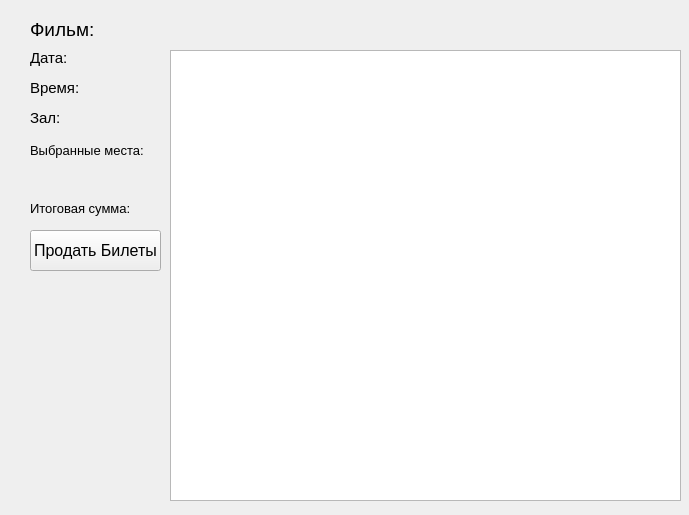
This is forms/ui files/UiSellWidget.ui in qodize/Ticket-System as Qt 5 draws it before an edit. The edited form follows.
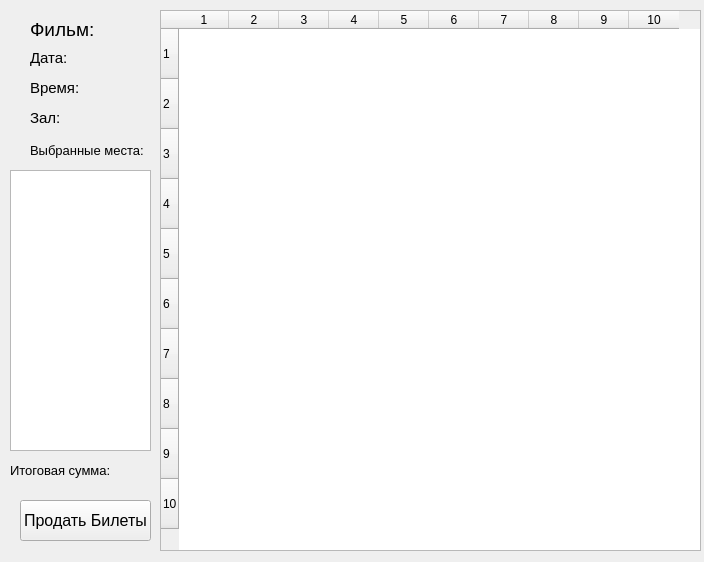
This is the edited form.

Commit message: Сделаны иконки сидений. Вместо QScrollArea и кнопок сделана QTableWidget. Полностью закончено окно SellWidget. Осталось сделать функцию для кнопки продать билеты и сделать вывод чека в pdf.

```diff
--- a/forms/ui files/UiSellWidget.ui
+++ b/forms/ui files/UiSellWidget.ui
@@ -6,8 +6,8 @@
    <rect>
     <x>0</x>
     <y>0</y>
-    <width>689</width>
-    <height>515</height>
+    <width>704</width>
+    <height>562</height>
    </rect>
   </property>
   <property name="windowTitle">
@@ -52,10 +52,10 @@
   <widget class="QLabel" name="total_cost_lb">
    <property name="geometry">
     <rect>
-     <x>30</x>
-     <y>200</y>
-     <width>131</width>
-     <height>16</height>
+     <x>10</x>
+     <y>460</y>
+     <width>151</width>
+     <height>21</height>
     </rect>
    </property>
    <property name="font">
@@ -88,8 +88,8 @@
   <widget class="QPushButton" name="sell_tickets_btn">
    <property name="geometry">
     <rect>
-     <x>30</x>
-     <y>230</y>
+     <x>20</x>
+     <y>500</y>
      <width>131</width>
      <height>41</height>
     </rect>
@@ -157,27 +157,83 @@
     <string>Зал:</string>
    </property>
   </widget>
-  <widget class="QLabel" name="chosen_seats_lb_2">
-   <property name="geometry">
-    <rect>
-     <x>30</x>
-     <y>170</y>
-     <width>141</width>
-     <height>21</height>
-    </rect>
-   </property>
-   <property name="text">
-    <string/>
-   </property>
-  </widget>
   <widget class="QTableWidget" name="seats_table">
    <property name="geometry">
     <rect>
-     <x>170</x>
-     <y>50</y>
-     <width>511</width>
-     <height>451</height>
+     <x>160</x>
+     <y>10</y>
+     <width>541</width>
+     <height>541</height>
     </rect>
+   </property>
+   <property name="baseSize">
+    <size>
+     <width>0</width>
+     <height>10</height>
+    </size>
+   </property>
+   <property name="editTriggers">
+    <set>QAbstractItemView::NoEditTriggers</set>
+   </property>
+   <property name="iconSize">
+    <size>
+     <width>50</width>
+     <height>50</height>
+    </size>
+   </property>
+   <property name="showGrid">
+    <bool>false</bool>
+   </property>
+   <property name="rowCount">
+    <number>10</number>
+   </property>
+   <property name="columnCount">
+    <number>10</number>
+   </property>
+   <attribute name="horizontalHeaderMinimumSectionSize">
+    <number>40</number>
+   </attribute>
+   <attribute name="horizontalHeaderDefaultSectionSize">
+    <number>50</number>
+   </attribute>
+   <attribute name="verticalHeaderMinimumSectionSize">
+    <number>40</number>
+   </attribute>
+   <attribute name="verticalHeaderDefaultSectionSize">
+    <number>50</number>
+   </attribute>
+   <row/>
+   <row/>
+   <row/>
+   <row/>
+   <row/>
+   <row/>
+   <row/>
+   <row/>
+   <row/>
+   <row/>
+   <column/>
+   <column/>
+   <column/>
+   <column/>
+   <column/>
+   <column/>
+   <column/>
+   <column/>
+   <column/>
+   <column/>
+  </widget>
+  <widget class="QPlainTextEdit" name="chosen_seats_pte">
+   <property name="geometry">
+    <rect>
+     <x>10</x>
+     <y>170</y>
+     <width>141</width>
+     <height>281</height>
+    </rect>
+   </property>
+   <property name="readOnly">
+    <bool>true</bool>
    </property>
   </widget>
  </widget>
```
Left out of the diff: 2 changed lines with no effect on the pictures. The commit also changes 6 other files.
